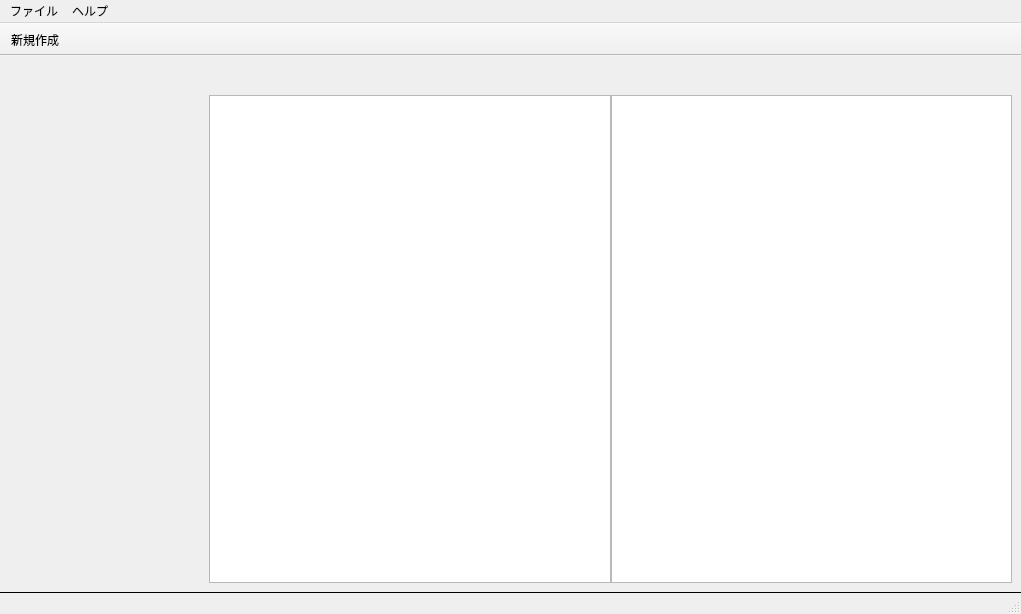
This is mainwindow.ui in tomo-x7/Boardes as Qt 5 draws it before an edit. The edited form follows.
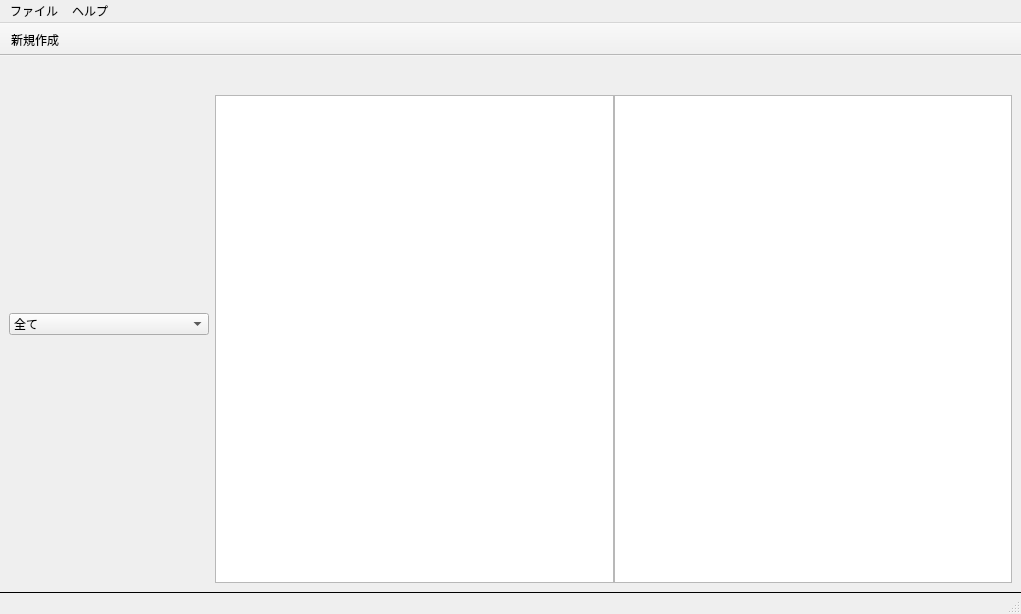
This is the edited form. Icons and pictures are not drawn.

```diff
--- a/mainwindow.ui
+++ b/mainwindow.ui
@@ -36,7 +36,20 @@
      </layout>
     </item>
     <item row="0" column="0">
-     <layout class="QGridLayout" name="ItemSelectorView"/>
+     <layout class="QGridLayout" name="ItemSelectorView">
+      <item row="0" column="0">
+       <widget class="QComboBox" name="itemSelectType">
+        <item>
+         <property name="text">
+          <string>全て</string>
+         </property>
+        </item>
+       </widget>
+      </item>
+      <item row="1" column="0">
+       <layout class="QGridLayout" name="itemSelectLayout"/>
+      </item>
+     </layout>
     </item>
    </layout>
   </widget>
```
